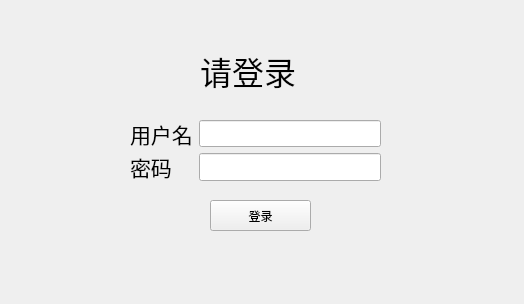
Qt form ElecSystem/mainwindow.ui (RongjunZhou/ElecSys) before a commit.
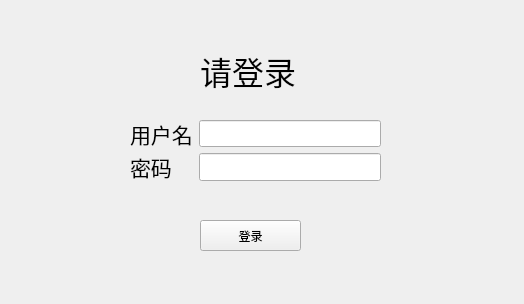
The same form after that commit.

Commit message: feat.superAdmin管理界面

```diff
--- a/ElecSystem/mainwindow.ui
+++ b/ElecSystem/mainwindow.ui
@@ -29,8 +29,8 @@
    <widget class="QPushButton" name="pushButton">
     <property name="geometry">
      <rect>
-      <x>210</x>
-      <y>200</y>
+      <x>200</x>
+      <y>220</y>
       <width>101</width>
       <height>31</height>
      </rect>
```
The commit also changes 6 other files.
